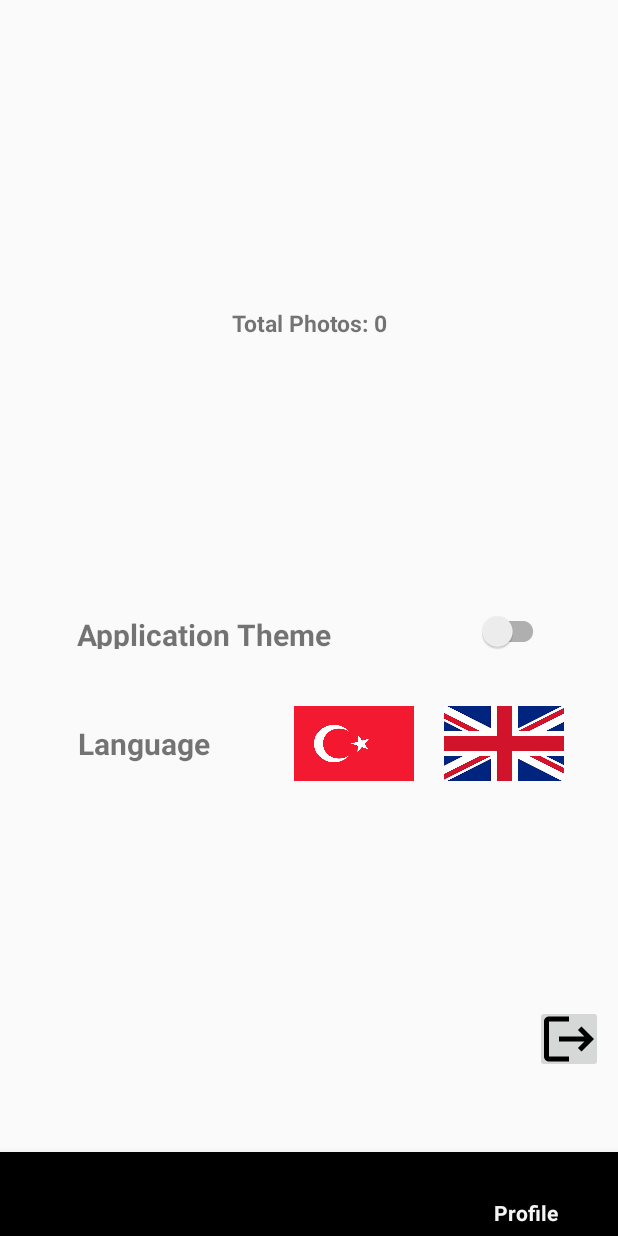
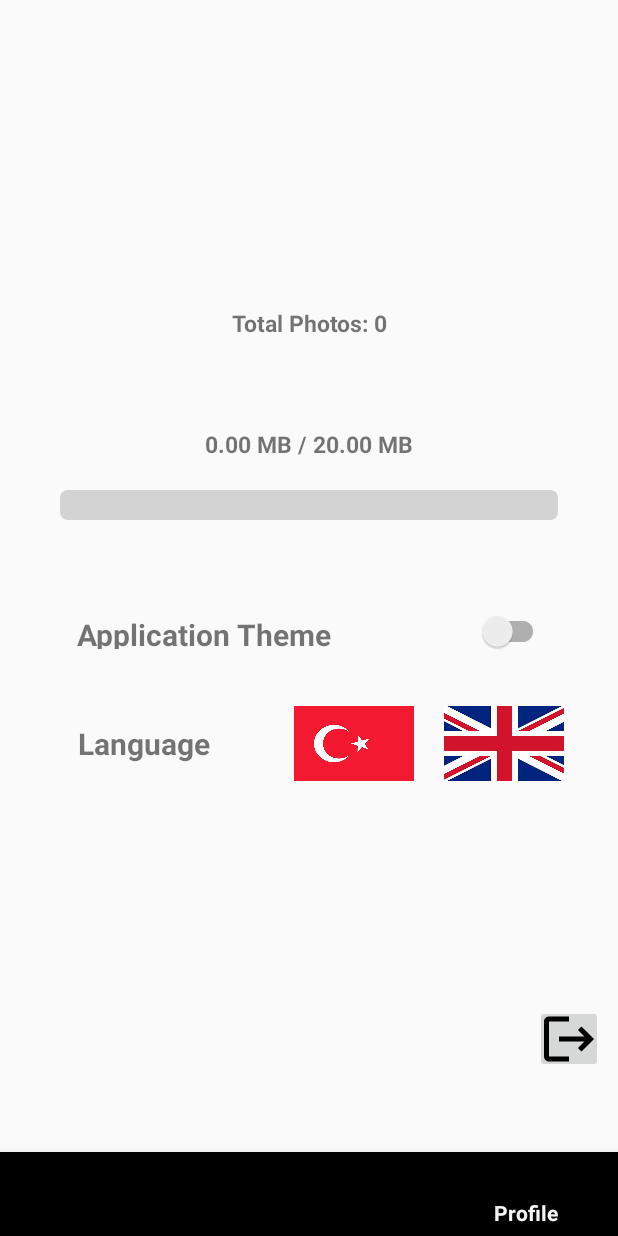
Before and after one commit to GoktugOzsoy/MasterPhotos, an Android app: the fragment StorageFragment placed in its activity, item 4 of the bottom bar chosen, on a phone screen of 412 x 824 dp. Run offline under Robolectric (Android 15) with nearby library versions, the phone set to English and light mode, and no system bars; our stand-ins replace Firebase (no records; nobody signed in at launch, a user with empty details on screens opened directly); 1 statement that could not run was skipped.

Commit message:
update 2.4 -Settings ekranına her kullanıcının kullandığı depolamayı gösteren progressbar eklendi.

```diff
--- a/app/src/main/java/com/example/masterphotos/SettingsFragment.java
+++ b/app/src/main/java/com/example/masterphotos/SettingsFragment.java
@@ -15,6 +15,7 @@ import android.view.View;
 import android.view.ViewGroup;
 import android.widget.CompoundButton;
 import android.widget.ImageButton;
+import android.widget.ProgressBar;
 import android.widget.TextView;
 
 import com.google.android.material.bottomnavigation.BottomNavigationView;
@@ -27,11 +28,13 @@ public class SettingsFragment extends Fragment {
 
     ImageButton  btn_logout, btn_goBack, btn_trlang, btn_enlang;
 
-    TextView tv_email;
+    TextView tv_email, tv_storagesize;
 
     TextView tv_photocount;
 
     SwitchCompat switchtheme;
+
+    ProgressBar storageprogressbar;
 
     FirebaseAuth auth;
     FirebaseUser user;
@@ -49,6 +52,8 @@ public class SettingsFragment extends Fragment {
         tv_email = view.findViewById(R.id.tv_userEmail);
         btn_enlang = view.findViewById(R.id.btn_enlang);
         btn_trlang = view.findViewById(R.id.btn_trlang);
+        storageprogressbar = view.findViewById(R.id.storageProgressBar);
+        tv_storagesize = view.findViewById(R.id.tv_showstoragesize);
 
         FirebaseAuth mAuth = FirebaseAuth.getInstance();
         FirebaseUser currentUser = mAuth.getCurrentUser();
@@ -121,8 +126,38 @@ public class SettingsFragment extends Fragment {
             }
         });
 
+
+
+        SharedPreferences galleryPrefs2 = requireContext().getSharedPreferences("GalleryPrefs", Context.MODE_PRIVATE);
+        long totalSize = galleryPrefs2.getLong("totalStorageSize", 0);
+        int totalStorageLimit = 20 * 1024 * 1024; // 20 MB
+        int progress = (int) ((totalSize * 100) / totalStorageLimit);
+        storageprogressbar.setProgress(progress);
+
         return view;
     }
+
+    @Override
+    public void onResume() {
+        super.onResume();
+        updateStorageTextView();
+    }
+
+
+    private void updateStorageTextView() {
+        SharedPreferences sharedPreferences3 = getActivity().getSharedPreferences("GalleryPrefs", Context.MODE_PRIVATE);
+        long totalStorageSize = sharedPreferences3.getLong("totalStorageSize", 0);
+
+        // Total storage in MB
+        double totalStorageSizeMB = totalStorageSize / (1024.0 * 1024.0);
+
+        // Assuming max storage limit is 20 MB
+        double maxStorageMB = 20.0;
+
+        String storageText = String.format("%.2f MB / %.2f MB", totalStorageSizeMB, maxStorageMB);
+        tv_storagesize.setText(storageText);
+    }
+
 
     private void setLocale(String languageCode) {
         Locale locale = new Locale(languageCode);
--- a/app/src/main/java/com/example/masterphotos/StorageFragment.java
+++ b/app/src/main/java/com/example/masterphotos/StorageFragment.java
@@ -1,5 +1,8 @@
 package com.example.masterphotos;
 
+import android.content.Context;
+import android.content.SharedPreferences;
+import android.net.Uri;
 import android.os.Bundle;
 import android.view.LayoutInflater;
 import android.view.View;
@@ -19,10 +22,12 @@ import com.google.firebase.auth.FirebaseAuth;
 import com.google.firebase.auth.FirebaseUser;
 import com.google.firebase.storage.FirebaseStorage;
 import com.google.firebase.storage.ListResult;
+import com.google.firebase.storage.StorageMetadata;
 import com.google.firebase.storage.StorageReference;
 
 import java.util.ArrayList;
 import java.util.List;
+import java.util.concurrent.atomic.AtomicLong;
 
 public class StorageFragment extends Fragment implements StorageAdapter.OnImageClickListener {
     private FirebaseStorage storage;
@@ -63,12 +68,35 @@ public class StorageFragment extends Fragment implements StorageAdapter.OnImageC
                 .addOnSuccessListener(new OnSuccessListener<ListResult>() {
                     @Override
                     public void onSuccess(ListResult listResult) {
+                        AtomicLong totalSize = new AtomicLong(0);
+
                         for (StorageReference item : listResult.getItems()) {
-                            item.getDownloadUrl().addOnSuccessListener(new OnSuccessListener<android.net.Uri>() {
+                            item.getDownloadUrl().addOnSuccessListener(new OnSuccessListener<Uri>() {
                                 @Override
-                                public void onSuccess(android.net.Uri uri) {
+                                public void onSuccess(Uri uri) {
                                     imageURLs.add(uri.toString());
                                     adapter.notifyDataSetChanged();
+                                }
+                            }).addOnFailureListener(new OnFailureListener() {
+                                @Override
+                                public void onFailure(@NonNull Exception e) {
+                                    // Handle any errors
+                                }
+                            });
+
+                            item.getMetadata().addOnSuccessListener(new OnSuccessListener<StorageMetadata>() {
+                                @Override
+                                public void onSuccess(StorageMetadata storageMetadata) {
+                                    totalSize.addAndGet(storageMetadata.getSizeBytes());
+
+                                    // Eğer tüm öğeleri gezdiyseniz totalSize değerini settings fragment'a aktarın
+                                    Context context = getContext();
+                                    if (context != null) {
+                                        SharedPreferences sharedPreferences = context.getSharedPreferences("GalleryPrefs", Context.MODE_PRIVATE);
+                                        SharedPreferences.Editor editor = sharedPreferences.edit();
+                                        editor.putLong("totalStorageSize", totalSize.get());
+                                        editor.apply();
+                                    }
                                 }
                             }).addOnFailureListener(new OnFailureListener() {
                                 @Override
@@ -87,6 +115,8 @@ public class StorageFragment extends Fragment implements StorageAdapter.OnImageC
                 });
     }
 
+
+
     @Override
     public void onImageClick(String imageURL) {
         openFullScreenImage(imageURL);
--- /dev/null
+++ b/app/src/main/res/drawable/progress_bar_states.xml
@@ -0,0 +1,32 @@
+<?xml version="1.0" encoding="utf-8"?>
+<layer-list xmlns:android="http://schemas.android.com/apk/res/android">
+
+    <!-- Background color -->
+    <item android:id="@android:id/background">
+        <shape>
+            <corners android:radius="5dp" />
+            <solid android:color="#D3D3D3" /> <!-- Light gray color for the background -->
+        </shape>
+    </item>
+
+    <!-- Secondary progress color -->
+    <item android:id="@android:id/secondaryProgress">
+        <clip>
+            <shape>
+                <corners android:radius="5dp" />
+                <solid android:color="#AAAAAA" /> <!-- Gray color for the secondary progress -->
+            </shape>
+        </clip>
+    </item>
+
+    <!-- Progress color -->
+    <item android:id="@android:id/progress">
+        <clip>
+            <shape>
+                <corners android:radius="5dp" />
+                <solid android:color="#3F51B5" /> <!-- Blue color for the primary progress -->
+            </shape>
+        </clip>
+    </item>
+
+</layer-list>
--- a/app/src/main/res/layout/fragment_settings.xml
+++ b/app/src/main/res/layout/fragment_settings.xml
@@ -43,19 +43,34 @@
             android:text="" />
 
         <LinearLayout
+            android:id="@+id/storageprogressLayout"
             android:layout_width="match_parent"
             android:padding="10dp"
-            android:layout_height="80dp"
+            android:gravity="center"
+            android:layout_height="160dp"
             android:orientation="vertical">
+
+            <TextView
+                android:id="@+id/tv_showstoragesize"
+                android:padding="10dp"
+                android:textSize="15sp"
+                android:textStyle="bold"
+                android:textAlignment="center"
+                android:layout_width="match_parent"
+                android:layout_height="wrap_content"
+                android:text="" />
+
+            <ProgressBar
+                android:id="@+id/storageProgressBar"
+                android:padding="10dp"
+                style="@android:style/Widget.ProgressBar.Horizontal"
+                android:layout_width="match_parent"
+                android:layout_height="wrap_content"
+                android:progress="0"
+                android:progressDrawable="@drawable/progress_bar_states"
+                android:layout_gravity="center_vertical"/>
         </LinearLayout>
 
-        <LinearLayout
-            android:layout_width="match_parent"
-            android:padding="10dp"
-            android:layout_height="80dp"
-            android:orientation="vertical">
-
-        </LinearLayout>
 
         <LinearLayout
             android:layout_width="match_parent"
@@ -68,7 +83,6 @@
             <TextView
                 android:id="@+id/textView"
                 android:layout_width="200dp"
-
                 android:padding="10dp"
                 android:gravity="center"
                 android:textStyle="bold"
```
